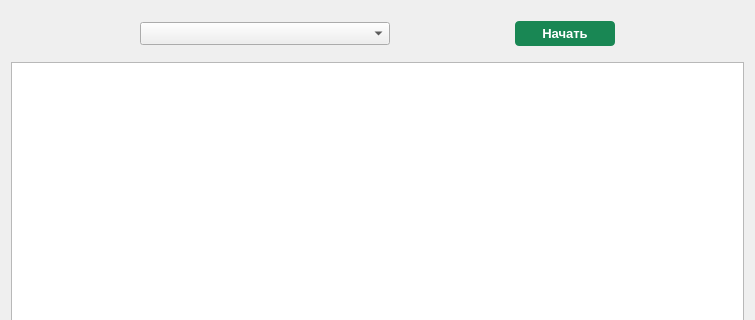
Above: pages/excel_read/read_columns/UI_window.ui from Gatalist/qt_application before the change; both pictures show x 0 to 755 and y 0 to 320 of the 755 by 476 pixel window. Below: the same form after it.
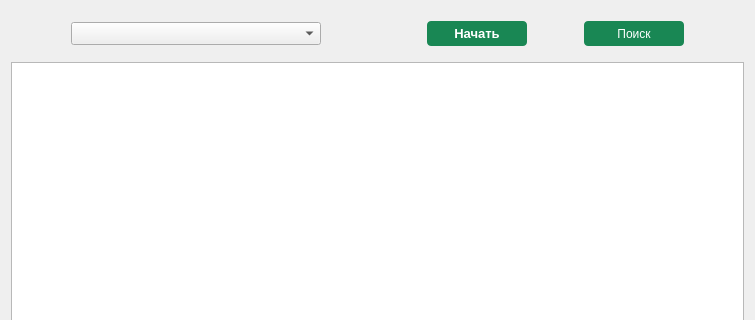
That is the form after the change.

Commit message: add search text for read text and highlight found text

```diff
--- a/pages/excel_read/read_columns/UI_window.ui
+++ b/pages/excel_read/read_columns/UI_window.ui
@@ -22,21 +22,21 @@
        <height>0</height>
       </size>
      </property>
-     <layout class="QHBoxLayout" name="horizontalLayout">
-      <item>
+     <layout class="QGridLayout" name="gridLayout_2">
+      <item row="0" column="0">
        <spacer name="horizontalSpacer_6">
         <property name="orientation">
          <enum>Qt::Horizontal</enum>
         </property>
         <property name="sizeHint" stdset="0">
          <size>
-          <width>100</width>
+          <width>50</width>
           <height>27</height>
          </size>
         </property>
        </spacer>
       </item>
-      <item>
+      <item row="0" column="1">
        <widget class="QComboBox" name="comboBox">
         <property name="minimumSize">
          <size>
@@ -52,7 +52,7 @@
         </property>
        </widget>
       </item>
-      <item>
+      <item row="0" column="2">
        <spacer name="horizontalSpacer_5">
         <property name="orientation">
          <enum>Qt::Horizontal</enum>
@@ -65,7 +65,7 @@
         </property>
        </spacer>
       </item>
-      <item>
+      <item row="0" column="3">
        <widget class="QPushButton" name="btn_start">
         <property name="minimumSize">
          <size>
@@ -103,14 +103,57 @@
         </property>
        </widget>
       </item>
-      <item>
+      <item row="0" column="4">
        <spacer name="horizontalSpacer_4">
         <property name="orientation">
          <enum>Qt::Horizontal</enum>
         </property>
         <property name="sizeHint" stdset="0">
          <size>
+          <width>50</width>
+          <height>27</height>
+         </size>
+        </property>
+       </spacer>
+      </item>
+      <item row="0" column="5">
+       <widget class="QPushButton" name="btn_find">
+        <property name="minimumSize">
+         <size>
           <width>100</width>
+          <height>25</height>
+         </size>
+        </property>
+        <property name="styleSheet">
+         <string notr="true">#btn_find {
+	background-color:#198754;
+    color: #fff;
+    border-radius: 4px;
+}
+
+#btn_find:hover {
+    color: #fff;
+	background-color:#157347;
+}
+
+#btn_find:pressed {
+	border: 4px solid #9dccb6;
+}
+</string>
+        </property>
+        <property name="text">
+         <string>Поиск</string>
+        </property>
+       </widget>
+      </item>
+      <item row="0" column="6">
+       <spacer name="horizontalSpacer_7">
+        <property name="orientation">
+         <enum>Qt::Horizontal</enum>
+        </property>
+        <property name="sizeHint" stdset="0">
+         <size>
+          <width>50</width>
           <height>27</height>
          </size>
         </property>
```
Left out of the diff: 4 changed lines with no effect on the pictures. The commit also changes 2 other files.
